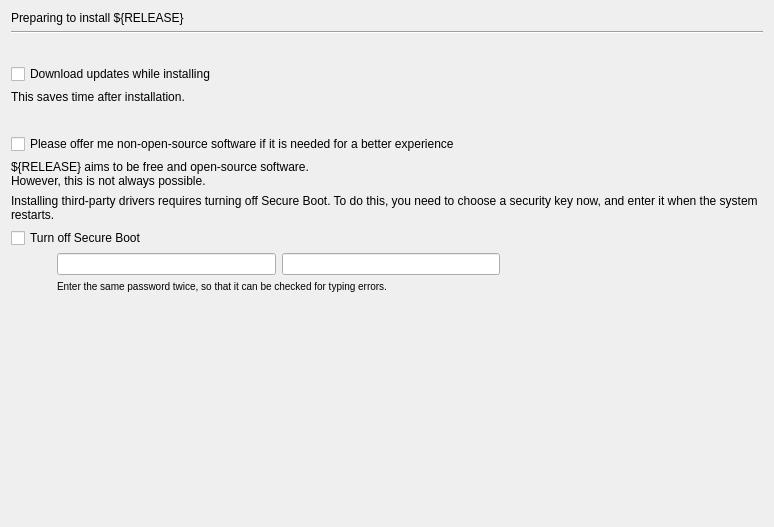
First picture: the form in gui/qt/stepPrepare.ui, repository GalliumOS/ubiquity, before the edit.
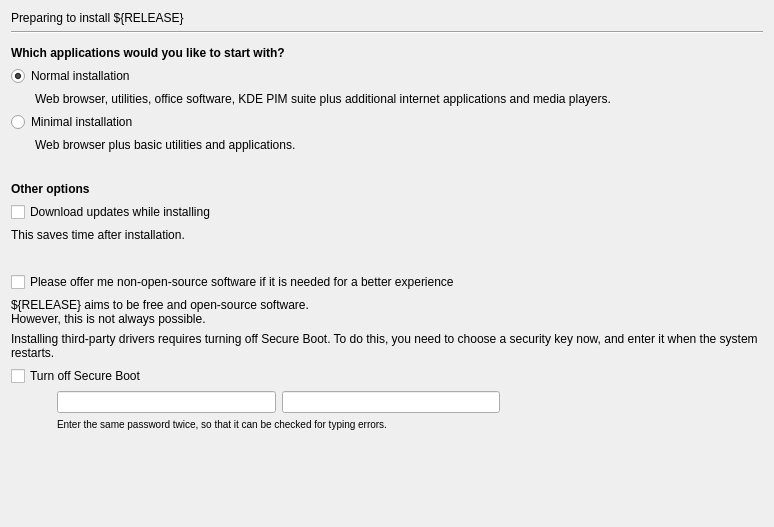
Second picture: the form after the edit.

Patch:
```diff
--- a/gui/qt/stepPrepare.ui
+++ b/gui/qt/stepPrepare.ui
@@ -28,6 +28,75 @@
      </property>
     </widget>
    </item>
+   <item>
+    <spacer name="verticalSpacer_5">
+     <property name="orientation">
+      <enum>Qt::Vertical</enum>
+     </property>
+     <property name="sizeType">
+      <enum>QSizePolicy::Fixed</enum>
+     </property>
+     <property name="sizeHint" stdset="0">
+      <size>
+       <width>20</width>
+       <height>6</height>
+      </size>
+     </property>
+    </spacer>
+   </item>
+   <item>
+    <widget class="QLabel" name="qt_minimum_install_header">
+     <property name="font">
+      <font>
+       <weight>75</weight>
+       <bold>true</bold>
+      </font>
+     </property>
+     <property name="text">
+      <string>Which applications would you like to start with?</string>
+     </property>
+     <property name="wordWrap">
+      <bool>true</bool>
+     </property>
+    </widget>
+   </item>
+   <item>
+    <widget class="QRadioButton" name="prepare_normal_install">
+     <property name="text">
+      <string>Normal installation</string>
+     </property>
+     <property name="checked">
+      <bool>true</bool>
+     </property>
+    </widget>
+   </item>
+   <item>
+    <widget class="QLabel" name="qt_label_normal_install">
+     <property name="text">
+      <string>Web browser, utilities, office software, KDE PIM suite plus additional internet applications and media players.</string>
+     </property>
+     <property name="indent">
+      <number>24</number>
+     </property>
+    </widget>
+   </item>
+   <item>
+    <widget class="QRadioButton" name="prepare_minimal_install">
+     <property name="text">
+      <string>Minimal installation</string>
+     </property>
+    </widget>
+   </item>
+   <item>
+    <widget class="QLabel" name="qt_label_minimal_install">
+     <property name="text">
+      <string>Web browser plus basic utilities and applications.</string>
+     </property>
+     <property name="indent">
+      <number>24</number>
+     </property>
+    </widget>
+   </item>
    <item>
     <spacer name="verticalSpacer_4">
      <property name="orientation">
@@ -44,6 +113,22 @@
      </property>
     </spacer>
    </item>
+   <item>
+    <widget class="QLabel" name="install_other_options_header">
+     <property name="font">
+      <font>
+       <weight>75</weight>
+       <bold>true</bold>
+      </font>
+     </property>
+     <property name="text">
+      <string>Other options</string>
+     </property>
+     <property name="wordWrap">
+      <bool>true</bool>
+     </property>
+    </widget>
+   </item>
    <item>
     <widget class="QCheckBox" name="prepare_download_updates">
      <property name="text">
```
